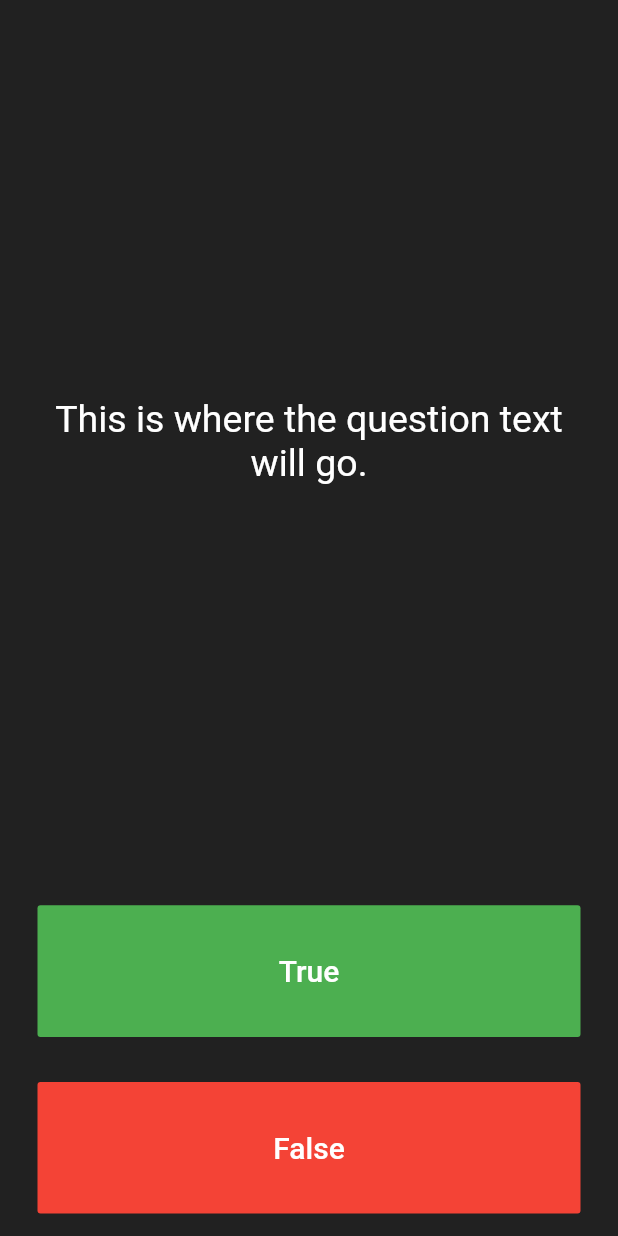
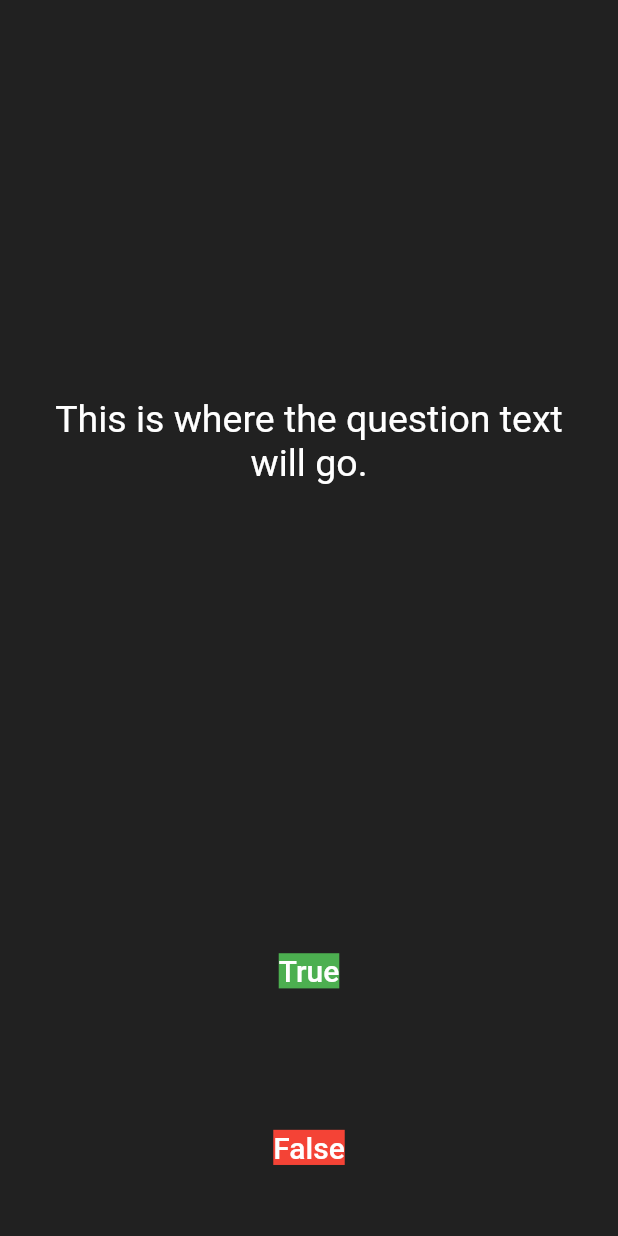
Before and after one commit to Mauro1442/quizz, a Flutter app: the screen it shows after launch, on a phone screen of 412 x 824 dp. Run offline on Flutter 3.47's test engine with Material 2 defaults, Android fonts, the phone set to English and light mode, and no system bars.

```diff
--- a/lib/main.dart
+++ b/lib/main.dart
@@ -50,12 +50,11 @@ class _QuizPageState extends State<QuizPage> {
         Expanded(
           child: Padding(
             padding: EdgeInsets.all(15.0),
-            child: FlatButton(
-              textColor: Colors.white,
-              color: Colors.green,
+            child: TextButton(
               child: Text(
                 'True',
                 style: TextStyle(
+                  backgroundColor: Colors.green,
                   color: Colors.white,
                   fontSize: 20.0,
                 ),
@@ -69,13 +68,13 @@ class _QuizPageState extends State<QuizPage> {
         Expanded(
           child: Padding(
             padding: EdgeInsets.all(15.0),
-            child: FlatButton(
-              color: Colors.red,
+            child: TextButton(
               child: Text(
                 'False',
                 style: TextStyle(
                   fontSize: 20.0,
                   color: Colors.white,
+                  backgroundColor: Colors.red,
                 ),
               ),
               onPressed: () {
```
Also changed, not shown: 6 other files.
